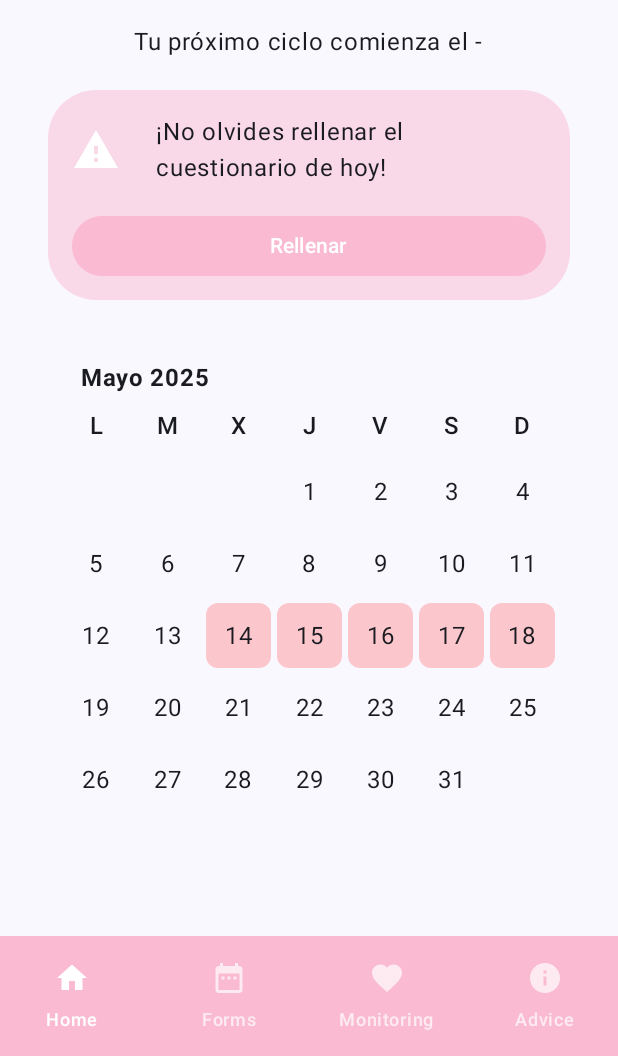
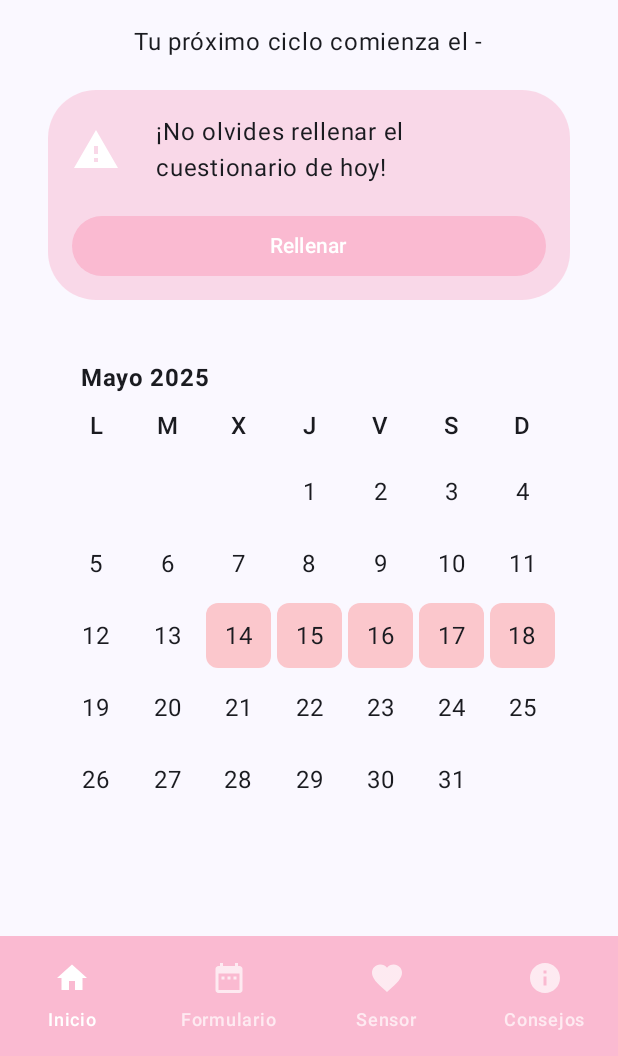
Before and after one commit to EA-12/CicloCare, an Android app built with Jetpack Compose: the BottomNavScreen screen opened through its navigation route, scrolled down 332 dp, on a phone screen of 412 x 824 dp, the part 180-1236 px from its top. Run offline under Robolectric (Android 15) with nearby library versions, the phone set to English and light mode, and no system bars.

Commit message:
ultima_modificacion_español

```diff
--- a/app/src/main/java/com/example/ciclocare/MainActivity.kt
+++ b/app/src/main/java/com/example/ciclocare/MainActivity.kt
@@ -1,10 +1,12 @@
- package com.example.ciclocare
+package com.example.ciclocare
 
 import android.annotation.SuppressLint
+import android.os.Build
 import android.os.Bundle
 import androidx.activity.ComponentActivity
 import androidx.activity.compose.setContent
 import androidx.activity.enableEdgeToEdge
+import androidx.annotation.RequiresApi
 import androidx.compose.foundation.layout.fillMaxSize
 import androidx.compose.material3.Scaffold
 import androidx.compose.runtime.Composable
@@ -31,7 +33,8 @@ import androidx.navigation.compose.NavHost
 import androidx.navigation.compose.composable
 import androidx.navigation.compose.rememberNavController
 
- class MainActivity : ComponentActivity() {
+class MainActivity : ComponentActivity() {
+    @RequiresApi(Build.VERSION_CODES.O)
     @SuppressLint("UnusedMaterial3ScaffoldPaddingParameter")
     override fun onCreate(savedInstanceState: Bundle?) {
         super.onCreate(savedInstanceState)
@@ -44,6 +47,7 @@ import androidx.navigation.compose.rememberNavController
     }
 }
 
+@RequiresApi(Build.VERSION_CODES.O)
 @Composable
 fun App() {
     val navController = rememberNavController()
@@ -57,6 +61,7 @@ fun App() {
     }
 }
 
+@RequiresApi(Build.VERSION_CODES.O)
 @SuppressLint("UnusedMaterial3ScaffoldPaddingParameter")
 @Composable
 fun BottomNavScreen (navController: NavController) {
@@ -76,6 +81,7 @@ fun BottomNavScreen (navController: NavController) {
     }
 }
 
+@RequiresApi(Build.VERSION_CODES.O)
 @Composable
 fun ContentScreen (selectedIndex: Int, navController: NavController) {
     when(selectedIndex) {
@@ -86,6 +92,7 @@ fun ContentScreen (selectedIndex: Int, navController: NavController) {
     }
 }
 
+@RequiresApi(Build.VERSION_CODES.O)
 @Preview(showBackground = true)
 @Composable
 fun GreetingPreview() {
--- a/app/src/main/java/com/example/ciclocare/ui/constants/Formulario.kt
+++ b/app/src/main/java/com/example/ciclocare/ui/constants/Formulario.kt
@@ -4,13 +4,13 @@ data class Formulario (
     var nombre: String = "",
     var apellidos: String = "",
     var fechaNacimiento: String = "",
-    var dni: String = "",
     var peso: String = "",
     var altura: String = "",
     var contrasena: String = "",    // NUEVO CAMPO
     var ultimoPeriodo: String = "",
     val email: String = "",
     val edad:String = "", // NUEVO CAMPO
+
 ) {
 
 
--- a/app/src/main/java/com/example/ciclocare/ui/constants/FormularioPrefs.kt
+++ b/app/src/main/java/com/example/ciclocare/ui/constants/FormularioPrefs.kt
@@ -23,7 +23,6 @@ object FormularioPrefs {
             prefs[NOMBRE] = formulario.nombre
             prefs[APELLIDOS] = formulario.apellidos
             prefs[FECHA_NACIMIENTO] = formulario.fechaNacimiento
-            prefs[DNI] = formulario.dni
             prefs[PESO] = formulario.peso
             prefs[ALTURA] = formulario.altura
             prefs[CONTRASENA] = formulario.contrasena
@@ -36,7 +35,6 @@ object FormularioPrefs {
             nombre = prefs[NOMBRE] ?: "",
             apellidos = prefs[APELLIDOS] ?: "",
             fechaNacimiento = prefs[FECHA_NACIMIENTO] ?: "",
-            dni = prefs[DNI] ?: "",
             peso = prefs[PESO] ?: "",
             altura = prefs[ALTURA] ?: "",
             contrasena = prefs[CONTRASENA] ?: ""
--- a/app/src/main/java/com/example/ciclocare/ui/constants/NavItemList.kt
+++ b/app/src/main/java/com/example/ciclocare/ui/constants/NavItemList.kt
@@ -8,9 +8,9 @@ import androidx.compose.material.icons.filled.Info
 
 object NavItemList {
     val navItemList = listOf(
-        NavItem("Home", Icons.Default.Home),
-        NavItem("Forms", Icons.Default.DateRange),
-        NavItem("Monitoring", Icons.Default.Favorite),
-        NavItem("Advice", Icons.Default.Info),
+        NavItem("Inicio", Icons.Default.Home),
+        NavItem("Formulario", Icons.Default.DateRange),
+        NavItem("Sensor", Icons.Default.Favorite),
+        NavItem("Consejos", Icons.Default.Info),
     )
 }
```
Also changed, not shown: app/src/main/java/com/example/ciclocare/ui/view/Cuestionarios.kt (line endings or trailing spaces).
